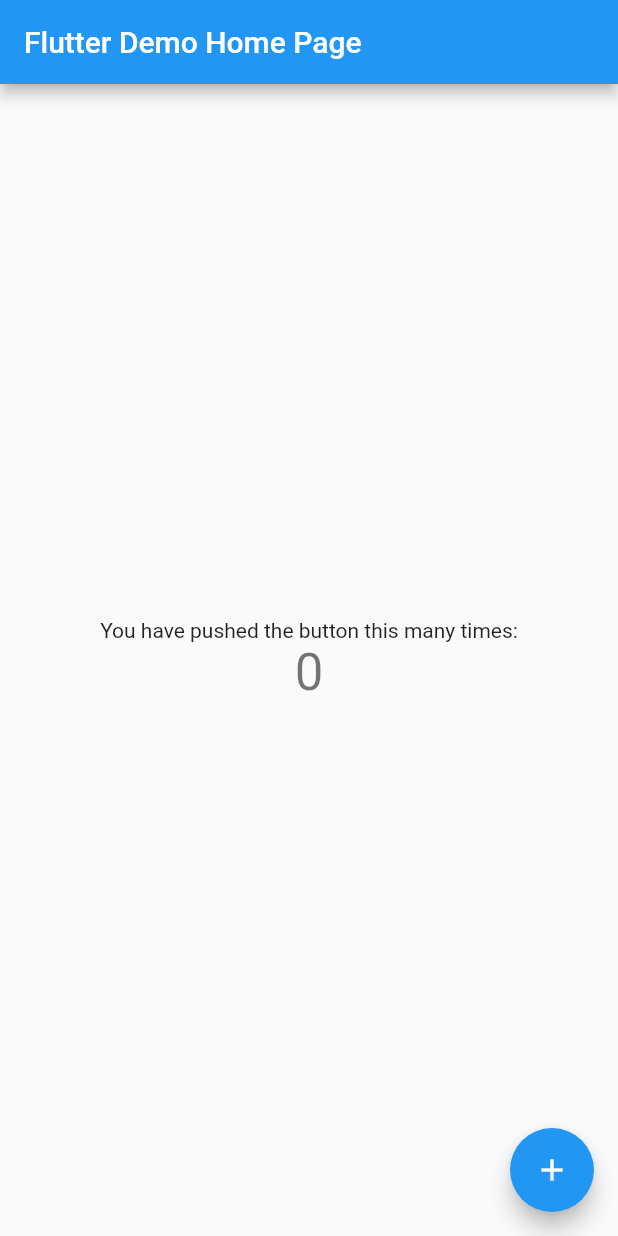
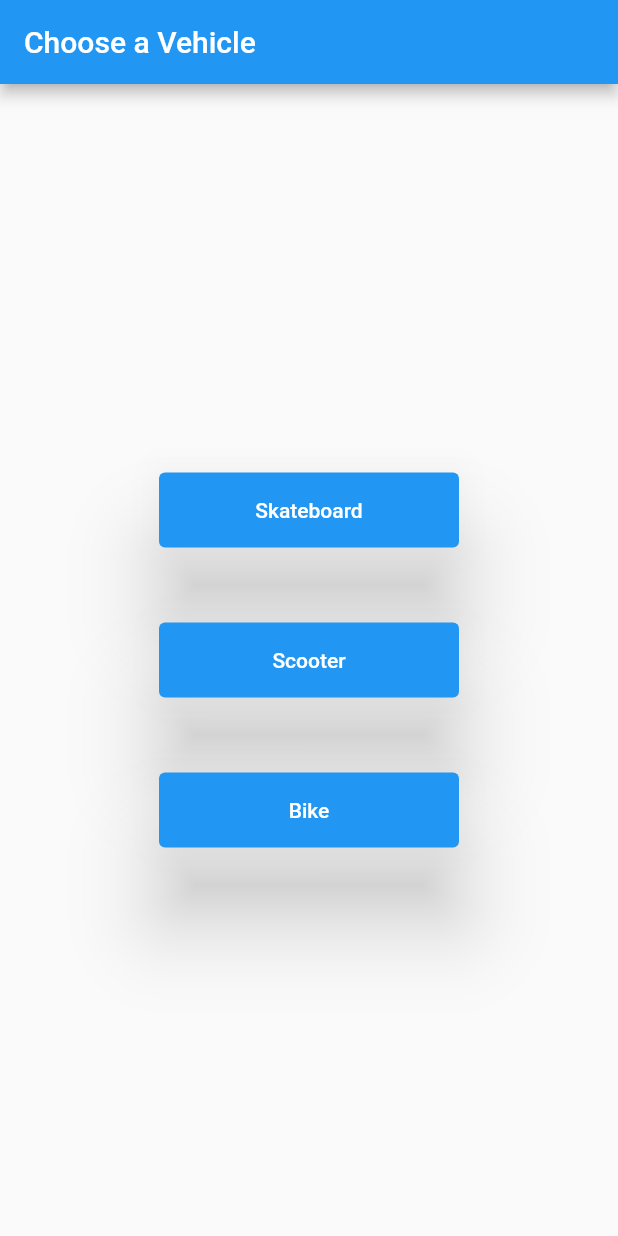
Before and after one commit to blf885/CS3141-sectionR02-team11, a Flutter app: the screen it shows after launch, on a phone screen of 412 x 824 dp. Run offline on Flutter 3.47's test engine with Material 2 defaults, Android fonts, the phone set to English and light mode, and no system bars.

Commit message:
General Starting Interface
Adding the three trick buttons as well as a new page to generate the tricks. Aligned the buttons accordingly and made them function.

```diff
--- a/project_knievel/lib/main.dart
+++ b/project_knievel/lib/main.dart
@@ -6,34 +6,121 @@
 import 'package:flutter/material.dart';
 
 void main() {
-  runApp(const MyApp());
+  runApp(const MaterialApp(
+    title: 'Project_Knievel',
+    home: ChooseVehicle(),
+  ));
 }
 
-class MyApp extends StatelessWidget {
-  const MyApp({super.key});
+class ChooseVehicle extends StatelessWidget {
+  const ChooseVehicle({super.key});
 
   // This widget is the root of your application.
   @override
   Widget build(BuildContext context) {
-    return MaterialApp(
-      title: 'Flutter Demo',
-      theme: ThemeData(
-        // This is the theme of your application.
-        //
-        // Try running your application with "flutter run". You'll see the
-        // application has a blue toolbar. Then, without quitting the app, try
-        // changing the primarySwatch below to Colors.green and then invoke
-        // "hot reload" (press "r" in the console where you ran "flutter run",
-        // or simply save your changes to "hot reload" in a Flutter IDE).
-        // Notice that the counter didn't reset back to zero; the application
-        // is not restarted.
-        primarySwatch: Colors.blue,
+    return Scaffold(
+      appBar: AppBar(
+        title: const Text('Choose a Vehicle'),
       ),
-      home: const MyHomePage(title: 'Flutter Demo Home Page'),
+      body: Padding (
+        padding: const EdgeInsets.all(15),
+        child: Center(
+          child: Column(
+            mainAxisAlignment: MainAxisAlignment.center,
+            children: [
+
+              Container(
+                margin: const EdgeInsets.all(25),
+                child: ElevatedButton(
+                  style: ElevatedButton.styleFrom(
+                    elevation: 25,
+                    minimumSize: const Size(200, 50),
+                    maximumSize: const Size(200, 50),
+                  ),
+                  child: const Text("Skateboard"),
+                  onPressed: () {
+                    Navigator.push(
+                      context,
+                      MaterialPageRoute(builder: (context) => const TrickGen()),
+                    );
+                  },
+                ),
+              ),
+
+              Container(
+                margin: const EdgeInsets.all(25),
+                child: ElevatedButton(
+                  style: ElevatedButton.styleFrom(
+                    elevation: 25,
+                    minimumSize: const Size(200, 50),
+                    maximumSize: const Size(200, 50),
+                  ),
+                  child: const Text("Scooter"),
+                  onPressed: () {
+                    Navigator.push(
+                      context,
+                      MaterialPageRoute(builder: (context) => const TrickGen()),
+                    );
+                  },
+                ),
+              ),
+
+              Container(
+                margin: const EdgeInsets.all(25),
+                child: ElevatedButton(
+                  style: ElevatedButton.styleFrom(
+                    elevation: 25,
+                    minimumSize: const Size(200, 50),
+                    maximumSize: const Size(200, 50),
+                  ),
+                  child: const Text("Bike"),
+                  onPressed: () {
+                    Navigator.push(
+                      context,
+                      MaterialPageRoute(builder: (context) => const TrickGen()),
+                    );
+                  },
+                ),
+              ),
+
+            ],
+          ),
+        )
+      ),
     );
   }
 }
 
+class TrickGen extends StatelessWidget {
+  const TrickGen({super.key});
+
+  @override
+  Widget build(BuildContext context) {
+    return Scaffold(
+      appBar: AppBar(
+        title: const Text('Trick Generator'),
+      ),
+      body: Center(
+        child: ElevatedButton(
+          style: ElevatedButton.styleFrom(
+            elevation: 25,
+            minimumSize: const Size(200, 50),
+            maximumSize: const Size(200, 50),
+          ),
+          onPressed: () {
+            Navigator.pop(context);
+
+            // CURRENTLY NAVIGATES BACK TO HOME PAGE. THIS WILL NOT BE THE CASE.
+            // THIS IS WHERE THE GENERATED TRICKS WILL SHOW UP WHEN YOU PUSH THE BUTTON!!
+
+          },
+          child: const Text('Generate Trick'),
+        ),
+      ),
+    );
+  }
+}
+/*
 class MyHomePage extends StatefulWidget {
   const MyHomePage({super.key, required this.title});
 
@@ -118,3 +205,4 @@ class _MyHomePageState extends State<MyHomePage> {
     );
   }
 }
+*/
```
